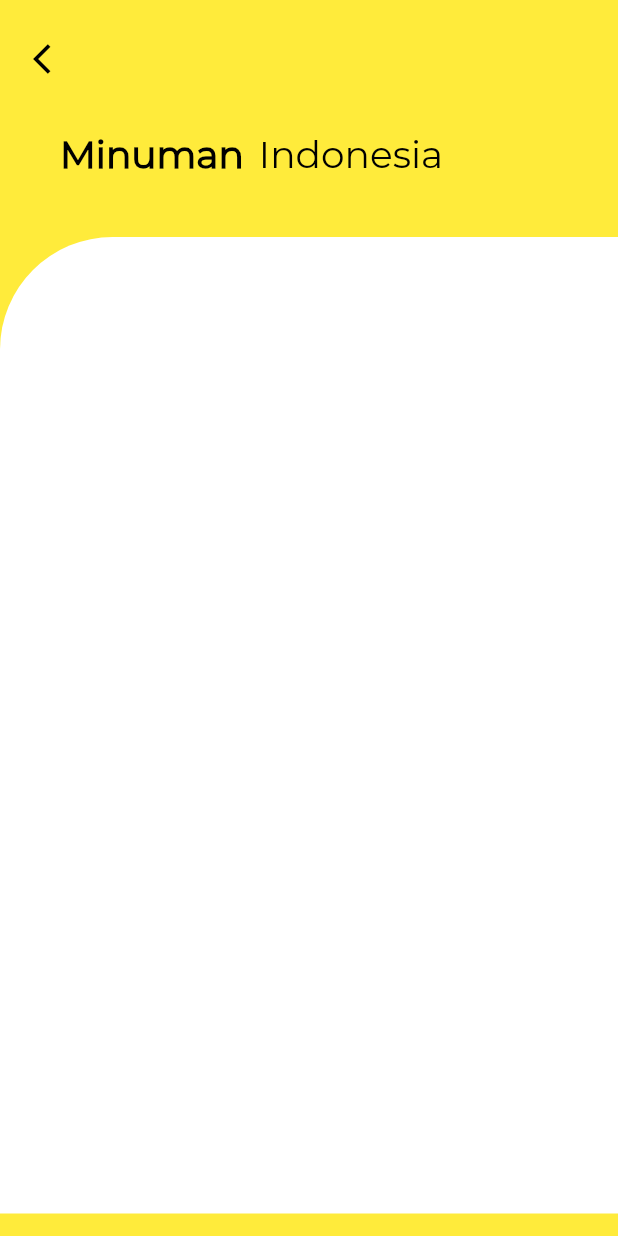
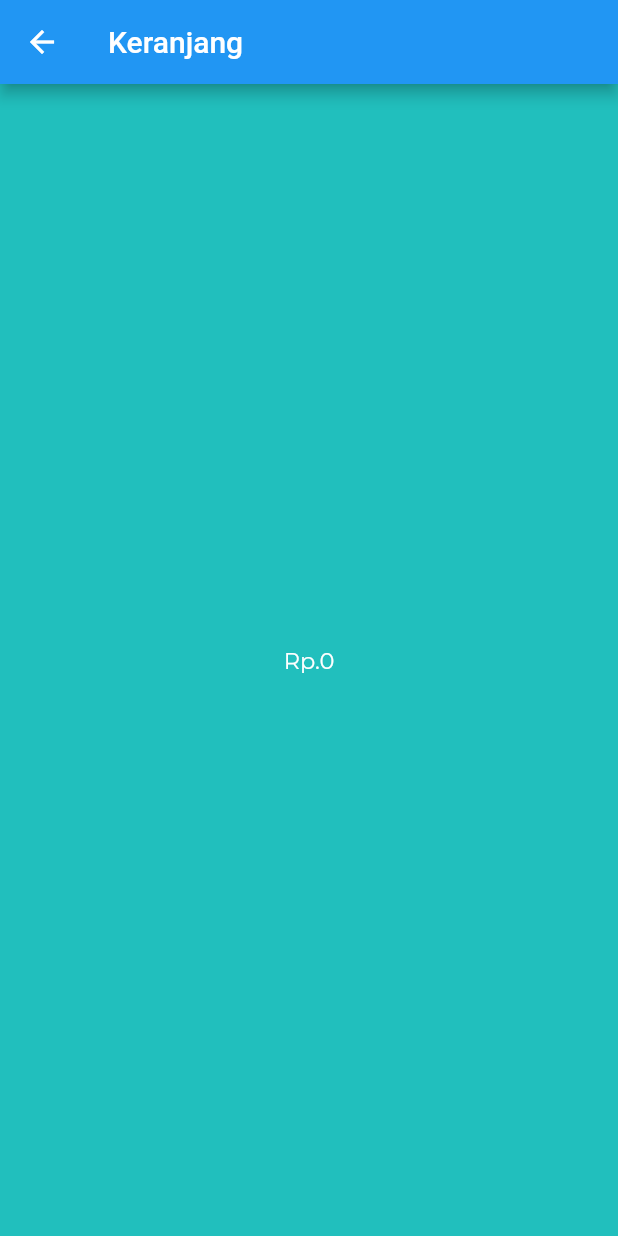
Before and after one commit to izzulfaiz/ProjekUAS, a Flutter app: the screen it shows after launch, after a tap on the "local drink" icon, on a phone screen of 412 x 824 dp. Run offline on Flutter 3.47's test engine with Material 2 defaults, Android fonts, the phone set to English and light mode, and no system bars; project files that could hold a hidden picture were left out.

Commit message:
masih belom

```diff
--- /dev/null
+++ b/lib/checkout.dart
@@ -0,0 +1,69 @@
+import 'package:flutter/material.dart';
+
+class CheckOutPage extends StatefulWidget {
+  @override
+  _CheckOutPageState createState() => _CheckOutPageState();
+}
+
+class Menu {
+  String imgPath, foodName;
+  int jumlah;
+  int price;
+  Menu({
+    required this.imgPath,
+    required this.foodName,
+    required this.price,
+    required this.jumlah,
+  });
+}
+
+class _CheckOutPageState extends State<CheckOutPage> {
+  var _total = 0;
+  void hitungTotal() {
+    var totalSementara = 0;
+    _menu.forEach((element) {
+      totalSementara += element.price * element.jumlah;
+    });
+    _total = totalSementara;
+  }
+
+  var _menu = [
+    Menu(
+        imgPath: 'assets/plate1.png',
+        foodName: 'Bakso',
+        price: 10000,
+        jumlah: 0),
+    Menu(
+        imgPath: 'assets/plate2.png',
+        foodName: 'Nasi Goreng',
+        price: 10000,
+        jumlah: 0),
+    Menu(
+        imgPath: 'assets/plate6.png',
+        foodName: 'Sate Ayam',
+        price: 15000,
+        jumlah: 0),
+    Menu(
+        imgPath: 'assets/plate5.png',
+        foodName: 'Rendang',
+        price: 20000,
+        jumlah: 0),
+  ];
+  @override
+  Widget build(BuildContext context) {
+    return Scaffold(
+      backgroundColor: Color(0xFF21BFBD),
+      appBar: AppBar(
+        title: Text('Keranjang'),
+      ),
+      body: Container(
+        child: Center(
+            child: Text('Rp.$_total',
+                style: TextStyle(
+                    fontFamily: 'Montserrat',
+                    color: Colors.white,
+                    fontSize: 15.0))),
+      ),
+    );
+  }
+}
--- a/lib/detailsPage.dart
+++ b/lib/detailsPage.dart
@@ -112,7 +112,7 @@ class _DetailsPageState extends State<DetailsPage> {
                       Row(
                         mainAxisAlignment: MainAxisAlignment.spaceBetween,
                         children: [
-                          Text('${widget.foodPrice}',
+                          Text('Rp.${widget.foodPrice}',
                               style: TextStyle(
                                   fontFamily: 'Montserrat',
                                   fontSize: 20.0,
@@ -145,7 +145,7 @@ class _DetailsPageState extends State<DetailsPage> {
                                 Text('$_count',
                                     style: TextStyle(
                                         color: Colors.white,
-                                        fontFamily: 'MOntserrat',
+                                        fontFamily: 'Montserrat',
                                         fontSize: 15.0)),
                                 InkWell(
                                   onTap: incrementCount,
--- a/lib/main.dart
+++ b/lib/main.dart
@@ -1,6 +1,6 @@
 import 'package:flutter/material.dart';
 import 'package:makanan_sehat/detailsPage.dart';
-import 'package:makanan_sehat/minuman.dart';
+import 'package:makanan_sehat/checkout.dart';
 import 'package:makanan_sehat/profile.dart';
 
 void main() => runApp(MyApp());
@@ -159,7 +159,7 @@ class _MyHomePageState extends State<MyHomePage> {
                       onPressed: () {
                         Navigator.push(context,
                             MaterialPageRoute(builder: (context) {
-                          return MinumanPage();
+                          return CheckOutPage();
                         }));
                       },
                       icon: Icon(Icons.local_drink),
--- a/lib/minuman.dart
+++ /dev/null
@@ -1,137 +0,0 @@
-import 'package:flutter/material.dart';
-
-class MinumanPage extends StatefulWidget {
-  const MinumanPage({Key? key}) : super(key: key);
-
-  @override
-  _MinumanPageState createState() => _MinumanPageState();
-}
-
-class _MinumanPageState extends State<MinumanPage> {
-  @override
-  Widget build(BuildContext context) {
-    return Scaffold(
-      backgroundColor: Colors.yellow,
-      body: ListView(
-        children: <Widget>[
-          Padding(
-            padding: EdgeInsets.only(top: 15.0, left: 10.0),
-            child: Row(
-              mainAxisAlignment: MainAxisAlignment.spaceBetween,
-              children: <Widget>[
-                IconButton(
-                  icon: Icon(Icons.arrow_back_ios),
-                  color: Colors.black,
-                  onPressed: () {
-                    Navigator.of(context).pop();
-                  },
-                ),
-                Padding(
-                  padding: const EdgeInsets.all(10.0),
-                  child: Container(
-                      width: 125.0,
-                      child: Row(
-                        mainAxisAlignment: MainAxisAlignment.end,
-                        // children: <Widget>[
-                        //   IconButton(
-                        //     icon: Icon(Icons.person),
-                        //     color: Colors.white,
-                        //     onPressed: () {
-                        //       Navigator.push(context,
-                        //           MaterialPageRoute(builder: (context) {
-                        //         return ProfilePage();
-                        //       }));
-                        //     },
-                        //   )
-                        // ],
-                      )),
-                )
-              ],
-            ),
-          ),
-          SizedBox(height: 25.0),
-          Padding(
-            padding: EdgeInsets.only(left: 40.0),
-            child: Row(
-              children: <Widget>[
-                Text('Minuman',
-                    style: TextStyle(
-                        fontFamily: 'Montserrat',
-                        color: Colors.black,
-                        fontWeight: FontWeight.bold,
-                        fontSize: 25.0)),
-                SizedBox(width: 10.0),
-                Text('Indonesia',
-                    style: TextStyle(
-                        fontFamily: 'Montserrat',
-                        color: Colors.black,
-                        fontSize: 25.0))
-              ],
-            ),
-          ),
-          SizedBox(height: 40.0),
-          Container(
-            height: MediaQuery.of(context).size.height - 173.0,
-            decoration: BoxDecoration(
-              color: Colors.white,
-              borderRadius: BorderRadius.only(topLeft: Radius.circular(75.0)),
-            ),
-            child: ListView(
-              primary: false,
-              padding: EdgeInsets.only(left: 25.0, right: 20.0),
-              children: <Widget>[
-                // Padding(
-                //     padding: EdgeInsets.only(top: 45.0),
-                //     child: Container(
-                //         height: MediaQuery.of(context).size.height - 300.0,
-                //         child: ListView(children: [
-                //           _buildFoodItem(_menu[0].imgPath, _menu[0].foodName,
-                //               _menu[0].price, _menu[0].jumlah, 0),
-                //           _buildFoodItem(_menu[1].imgPath, _menu[1].foodName,
-                //               _menu[1].price, _menu[1].jumlah, 1),
-                //           _buildFoodItem(_menu[2].imgPath, _menu[2].foodName,
-                //               _menu[2].price, _menu[2].jumlah, 2),
-                //           _buildFoodItem(_menu[3].imgPath, _menu[3].foodName,
-                //               _menu[3].price, _menu[3].jumlah, 3)
-                //         ]))),
-                // IconButton(onPressed: () {}, icon: Icon(Icons.local_drink)),
-                // Row(
-                //   mainAxisAlignment: MainAxisAlignment.spaceEvenly,
-                //   children: <Widget>[
-                //     IconButton(
-                //       onPressed: () {
-                //         Navigator.push(context,
-                //             MaterialPageRoute(builder: (context) {
-                //           return MinumanPage();
-                //         }));
-                //       },
-                //       icon: Icon(Icons.local_drink),
-                //       iconSize: 30.0,
-                //     ),
-                //     Container(
-                //       height: 65.0,
-                //       width: 120.0,
-                //       decoration: BoxDecoration(
-                //           border: Border.all(
-                //               color: Colors.grey,
-                //               style: BorderStyle.solid,
-                //               width: 1.0),
-                //           borderRadius: BorderRadius.circular(10.0),
-                //           color: Color(0xFF1C1428)),
-                //       // child: Center(
-                //       //     child: Text('Rp.$_total',
-                //       //         style: TextStyle(
-                //       //             fontFamily: 'Montserrat',
-                //       //             color: Colors.white,
-                //       //             fontSize: 15.0))),
-                //     )
-                //   ],
-                // )
-              ],
-            ),
-          )
-        ],
-      ),
-    );
-  }
-}
--- a/lib/profile.dart
+++ b/lib/profile.dart
@@ -46,6 +46,15 @@ class ProfilePage extends StatelessWidget {
                   'Hasif Izzul Faiz',
                   style: TextStyle(fontFamily: 'Montserrat', fontSize: 15.0),
                 ),
+              ),
+              SizedBox(
+                height: 50.0,
+              ),
+              Container(
+                child: Center(
+                  child:
+                      ElevatedButton(onPressed: () {}, child: Text('Logout')),
+                ),
               )
             ],
           ),
```
